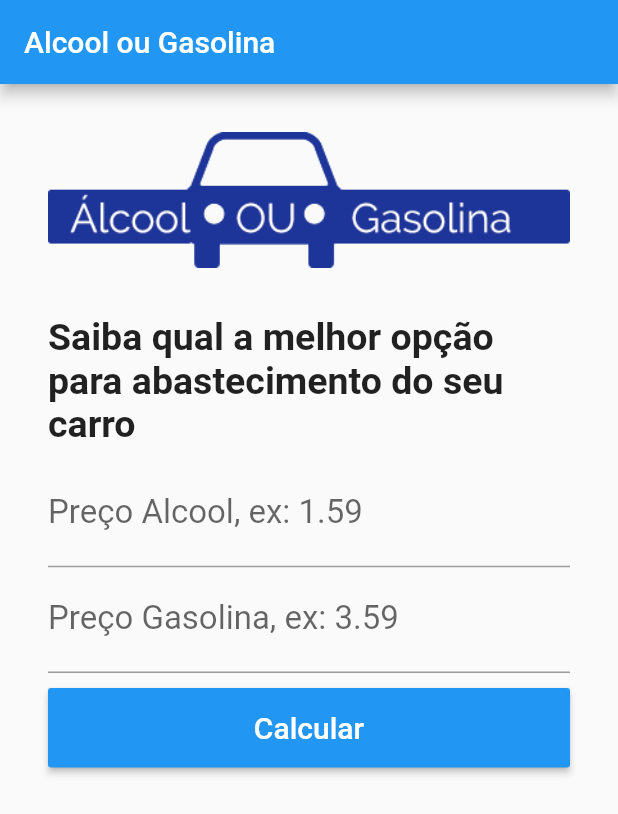
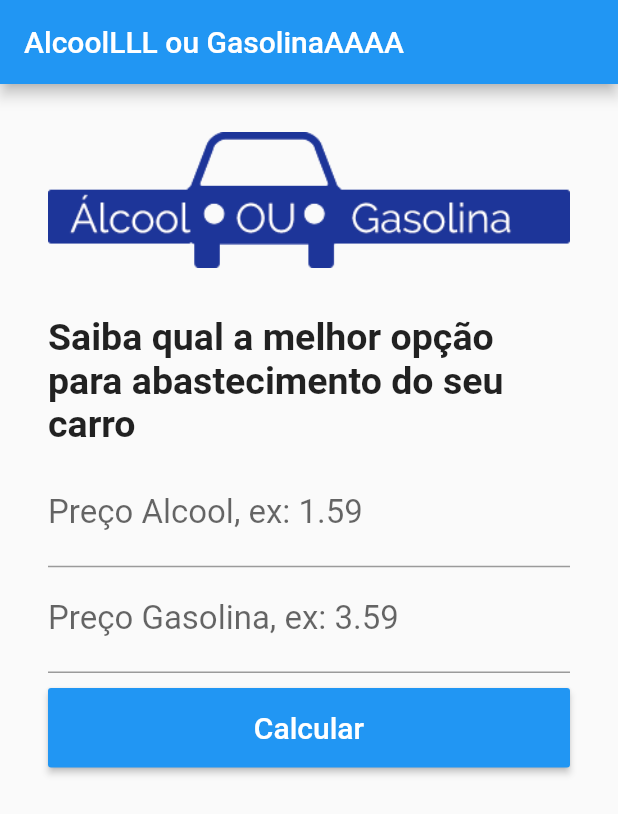
Before and after one commit to ccasilva/AplicativoAlcoolOuGasolina, a Flutter app: the screen it shows after launch, on a phone screen of 412 x 824 dp. Shown: the top 814 px of the screen. Run offline on Flutter 3.47's test engine with Material 2 defaults, Android fonts, the phone set to English and light mode, and no system bars.

Commit message:
Alterei o texto para Dev

```diff
--- a/lib/Home.dart
+++ b/lib/Home.dart
@@ -49,7 +49,7 @@ class _HomeState extends State<Home> {
   Widget build(BuildContext context) {
     return Scaffold(
       appBar: AppBar(
-        title: Text("Alcool ou Gasolina"),
+        title: Text("AlcoolLLL ou GasolinaAAAA"),
         backgroundColor: Colors.blue,
       ),
       body: Container(
```
Also changed, not shown: pubspec.lock, 1 other file.
